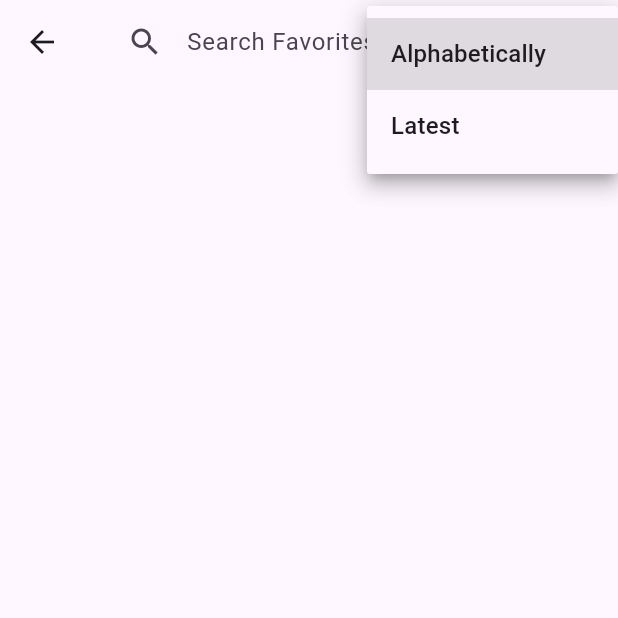
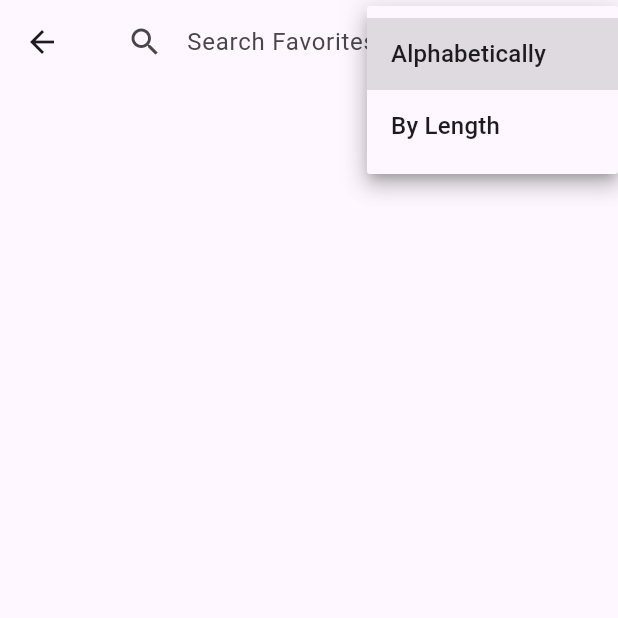
Before and after one commit to minahil3999-bit/flutter_project, a Flutter app: the FavoritesScreen screen opened directly, after a tap on "Alphabetically", on a phone screen of 412 x 824 dp, the top half of it. Run offline on Flutter 3.47's test engine with Material 3 defaults, Android fonts, the phone set to English and light mode, and no system bars; our stand-ins replace cloud_firestore, firebase_core, hive, hive_flutter; accounts and stored records are empty; network calls fail.

Commit message:
Updated sorting: added length-based sorting, removed latest

```diff
--- a/lib/providers/quote_provider.dart
+++ b/lib/providers/quote_provider.dart
@@ -96,7 +96,7 @@ class QuoteProvider extends ChangeNotifier {
 
     notifyListeners();
   }
-  // ✅ Add remove rating feature
+
   Future<void> removeRating(String id) async {
     final index = _quotes.indexWhere((q) => q.id == id);
     if (index == -1) return;
--- a/lib/screens/favorites_screen.dart
+++ b/lib/screens/favorites_screen.dart
@@ -25,10 +25,11 @@ class _FavoritesScreenState extends State<FavoritesScreen> {
     }).toList();
 
     // Sorting
+    // Sorting
 if (_sortType == 'Alphabetically') {
   quotes.sort((a, b) => a.text.toLowerCase().compareTo(b.text.toLowerCase()));
-    } else if (_sortType == 'Favorite') {
-      quotes.sort((a, b) => (b.isFavorite ? 1 : 0).compareTo(a.isFavorite ? 1 : 0));
+} else if (_sortType == 'By Length') {
+  quotes.sort((a, b) => a.text.length.compareTo(b.text.length)); // Shortest first
 }
 
     return Scaffold(
@@ -53,7 +54,7 @@ class _FavoritesScreenState extends State<FavoritesScreen> {
           ),
          DropdownButton<String>(
   value: _sortType,
-            items: ['Alphabetically', 'Latest']
+  items: ['Alphabetically', 'By Length'] // Latest removed
       .map((e) => DropdownMenuItem(value: e, child: Text(e)))
       .toList(),
   onChanged: (val) {
@@ -62,6 +63,7 @@ class _FavoritesScreenState extends State<FavoritesScreen> {
     });
   },
 ),
+
         ],
       ),
       body: quotes.isEmpty
--- a/lib/screens/welcome_screen.dart
+++ b/lib/screens/welcome_screen.dart
@@ -69,9 +69,10 @@ class WelcomeScreen extends StatefulWidget {
 }
 
 class _WelcomeScreenState extends State<WelcomeScreen> {
-  late PageController _pageController;
+  late PageController _pageController; // left/ right movement
   int currentPage = 0;
 
+// Quotes Carousel
   final List<String> quotes = [
     "Believe you can and you're halfway there.",
     "Every moment is a fresh beginning.",
@@ -171,7 +172,7 @@ class _WelcomeScreenState extends State<WelcomeScreen> {
                   ),
                 ),
                 const SizedBox(height: 20),
-                // Next / Get Started Button
+                //Next/ Get Started Button
                 ElevatedButton(
                   style: ElevatedButton.styleFrom(
                     padding: const EdgeInsets.symmetric(horizontal: 40, vertical: 15),
```
Also changed, not shown: lib/screens/quotes_by_category_screen.dart (+8 -8 lines). Lines whose indentation alone changed are shown as unchanged.
